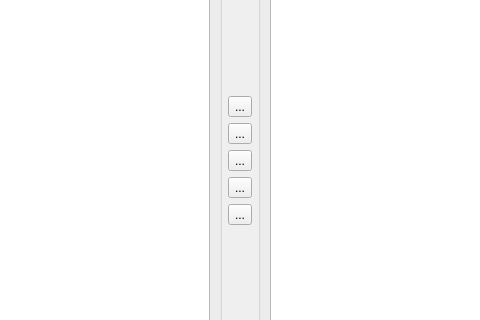
First picture: the form in dialogs/view_collections.ui, repository Philantrop/calibre-marvin-manager, before the edit; both pictures show x 160 to 640 and y 126 to 446 of the 800 by 600 pixel window.
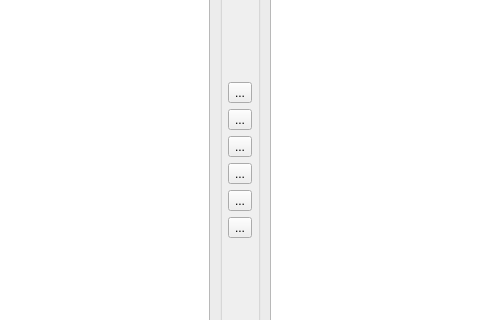
Second picture: the form after the edit. Icons and pictures are not drawn.

Commit message: Added rename button to View Collections

```diff
--- a/dialogs/view_collections.ui
+++ b/dialogs/view_collections.ui
@@ -112,6 +112,13 @@
            </property>
           </widget>
          </item>
+         <item>
+          <widget class="QToolButton" name="rename_collection_tb">
+           <property name="text">
+            <string>...</string>
+           </property>
+          </widget>
+         </item>
          <item>
           <widget class="QToolButton" name="remove_all_assignments_tb">
            <property name="toolTip">
```
The commit also changes 2 other files.
